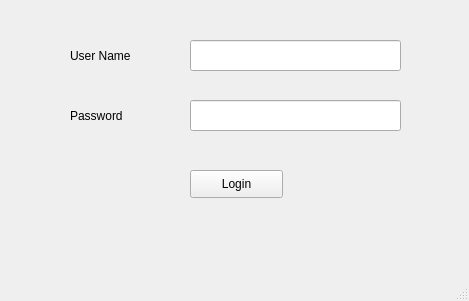
Above: Login/Login.ui from vaishaligawarkar777-pixel/Password_Login_Project before the change. Below: the same form after it.
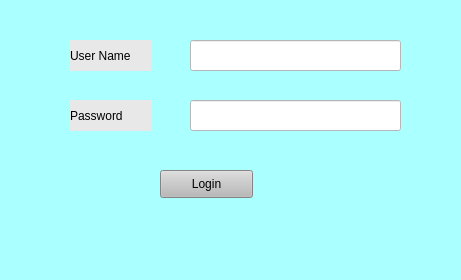
That is the form after the change.

The edit to the form file:
```diff
--- a/Login/Login.ui
+++ b/Login/Login.ui
@@ -6,25 +6,31 @@
    <rect>
     <x>0</x>
     <y>0</y>
-    <width>469</width>
-    <height>301</height>
+    <width>461</width>
+    <height>280</height>
    </rect>
   </property>
   <property name="windowTitle">
    <string>MainWindow</string>
   </property>
+  <property name="styleSheet">
+   <string notr="true">background-color: rgb(170, 255, 255);
+border-color: rgb(0, 0, 0);</string>
+  </property>
   <widget class="QWidget" name="centralwidget">
    <widget class="QLabel" name="label">
     <property name="geometry">
      <rect>
       <x>70</x>
       <y>40</y>
-      <width>91</width>
+      <width>81</width>
       <height>31</height>
      </rect>
     </property>
     <property name="styleSheet">
-     <string notr="true">font: 10pt &quot;MS Shell Dlg 2&quot;;</string>
+     <string notr="true">font: 10pt &quot;MS Shell Dlg 2&quot;;
+background-color: rgb(232, 232, 232);
+</string>
     </property>
     <property name="text">
      <string>User Name</string>
@@ -40,7 +46,8 @@
      </rect>
     </property>
     <property name="styleSheet">
-     <string notr="true">font: 10pt &quot;MS Shell Dlg 2&quot;;</string>
+     <string notr="true">font: 10pt &quot;MS Shell Dlg 2&quot;;
+background-color: rgb(232, 232, 232);</string>
     </property>
     <property name="text">
      <string>Password</string>
@@ -55,6 +62,10 @@
       <height>31</height>
      </rect>
     </property>
+    <property name="styleSheet">
+     <string notr="true">background-color: rgb(255, 255, 255);
+selection-color: rgb(170, 170, 255);</string>
+    </property>
    </widget>
    <widget class="QLineEdit" name="txtpassword">
     <property name="geometry">
@@ -65,35 +76,32 @@
       <height>31</height>
      </rect>
     </property>
+    <property name="styleSheet">
+     <string notr="true">background-color: rgb(255, 255, 255);</string>
+    </property>
+    <property name="echoMode">
+     <enum>QLineEdit::Password</enum>
+    </property>
    </widget>
    <widget class="QPushButton" name="btnlogin">
     <property name="geometry">
      <rect>
-      <x>190</x>
+      <x>160</x>
       <y>170</y>
       <width>93</width>
       <height>28</height>
      </rect>
     </property>
     <property name="styleSheet">
-     <string notr="true">font: 10pt &quot;MS Shell Dlg 2&quot;;</string>
+     <string notr="true">font: 10pt &quot;MS Shell Dlg 2&quot;;
+background-color: rgb(185, 185, 185);
+</string>
     </property>
     <property name="text">
      <string>Login</string>
     </property>
    </widget>
   </widget>
-  <widget class="QMenuBar" name="menubar">
-   <property name="geometry">
-    <rect>
-     <x>0</x>
-     <y>0</y>
-     <width>469</width>
-     <height>26</height>
-    </rect>
-   </property>
-  </widget>
-  <widget class="QStatusBar" name="statusbar"/>
  </widget>
  <resources/>
  <connections/>
```
